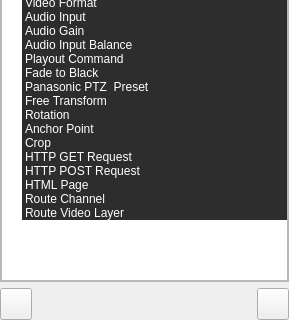
Qt form src/Widgets/Inspector/InspectorWidget.ui (CasparCG/client) before a commit; both pictures show x 0 to 289 and y 561 to 881 of the 289 by 881 pixel window.
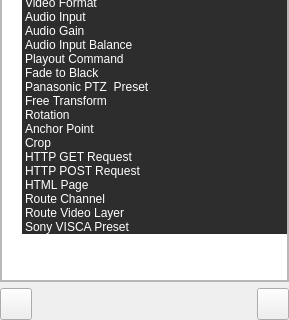
The same form after that commit.

Commit message: Added support for Sony VISCA preset.

What changed in the file:
```diff
--- a/src/Widgets/Inspector/InspectorWidget.ui
+++ b/src/Widgets/Inspector/InspectorWidget.ui
@@ -1389,6 +1389,29 @@
                </brush>
               </property>
              </item>
+             <item>
+              <property name="text">
+               <string>Sony VISCA Preset</string>
+              </property>
+              <property name="background">
+               <brush brushstyle="SolidPattern">
+                <color alpha="255">
+                 <red>45</red>
+                 <green>45</green>
+                 <blue>45</blue>
+                </color>
+               </brush>
+              </property>
+              <property name="foreground">
+               <brush brushstyle="SolidPattern">
+                <color alpha="255">
+                 <red>255</red>
+                 <green>255</green>
+                 <blue>255</blue>
+                </color>
+               </brush>
+              </property>
+             </item>
             </widget>
            </item>
           </layout>
```
The commit also changes 32 other files.
